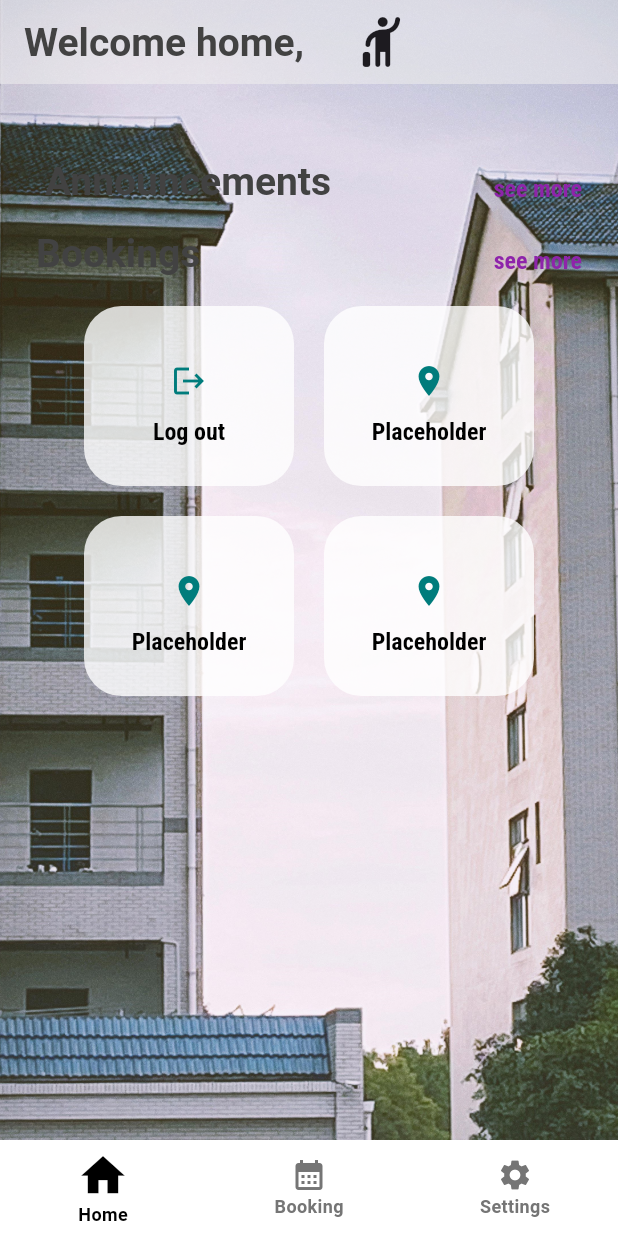
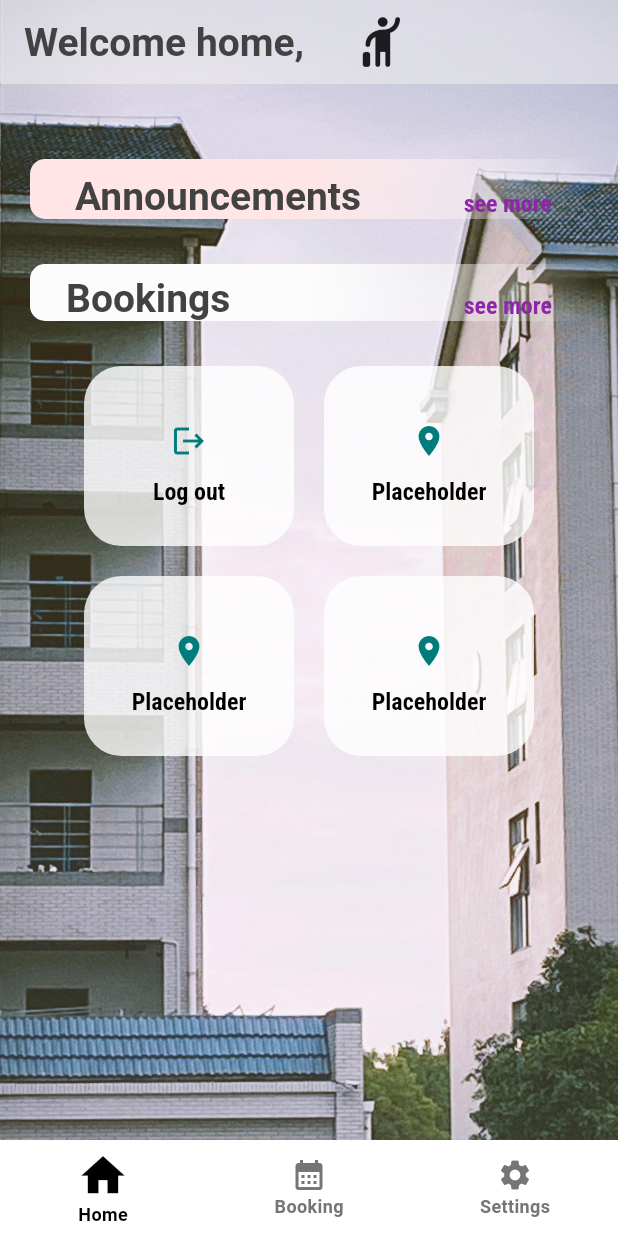
Before and after one commit to CodeApina/naytto, a Flutter app: the HomeScreen screen opened by its route, on a phone screen of 412 x 824 dp. Run offline on Flutter 3.47's test engine with Material 3 defaults, Android fonts, the phone set to English and light mode, and no system bars; our stand-ins replace cloud_firestore, firebase_auth, firebase_core, flutter_riverpod, go_router, google_fonts and 1 more; missing offline and left inert: colorful_safe_area; accounts and stored records are empty; generated files the repository leaves out were written again.

Commit message:
Refactor home_screen UI
styling and testing

```diff
--- a/lib/src/features/home/presentation/home_screen.dart
+++ b/lib/src/features/home/presentation/home_screen.dart
@@ -115,7 +115,21 @@ class _AnnouncementsPreview extends ConsumerWidget {
   @override
   Widget build(BuildContext context, WidgetRef ref) {
     final announcements = ref.watch(announcementsProvider);
-    return Column(
+    return Container(
+      margin: EdgeInsets.fromLTRB(20, 10, 20, 10),
+      decoration: BoxDecoration(
+        gradient: const LinearGradient(
+            begin: Alignment.topCenter,
+            end: Alignment.bottomRight,
+            colors: [
+              Color.fromARGB(255, 255, 229, 229),
+              Color.fromARGB(0, 255, 255, 255),
+              // colors(context).color3!,
+              // colors(context).color2!,
+            ]),
+        borderRadius: BorderRadius.circular(10),
+      ),
+      child: Column(
         crossAxisAlignment: CrossAxisAlignment.start,
         children: [
           Row(
@@ -187,6 +201,7 @@ class _AnnouncementsPreview extends ConsumerWidget {
             },
           )
         ],
+      ),
     );
   }
 }
@@ -198,7 +213,22 @@ class _BookingContents extends ConsumerWidget {
   @override
   Widget build(BuildContext context, WidgetRef ref) {
     final bookings = ref.watch(apartmentsBookingsProvider);
-    return Column(
+    return Container(
+      margin: EdgeInsets.fromLTRB(20, 10, 20, 10),
+      decoration: BoxDecoration(
+        gradient: LinearGradient(
+          begin: Alignment.topCenter,
+          end: Alignment.bottomRight,
+          colors: [
+            Color.fromARGB(255, 252, 252, 252),
+            Color.fromARGB(0, 255, 255, 255),
+            // colors(context).color3!,
+            // colors(context).color2!,
+          ],
+        ),
+        borderRadius: BorderRadius.circular(10),
+      ),
+      child: Column(
         crossAxisAlignment: CrossAxisAlignment.start,
         children: [
           Row(
@@ -289,6 +319,7 @@ class _BookingContents extends ConsumerWidget {
           //   // ),
           // ),
         ],
+      ),
     );
   }
 }
```
Lines whose indentation alone changed are shown as unchanged.
